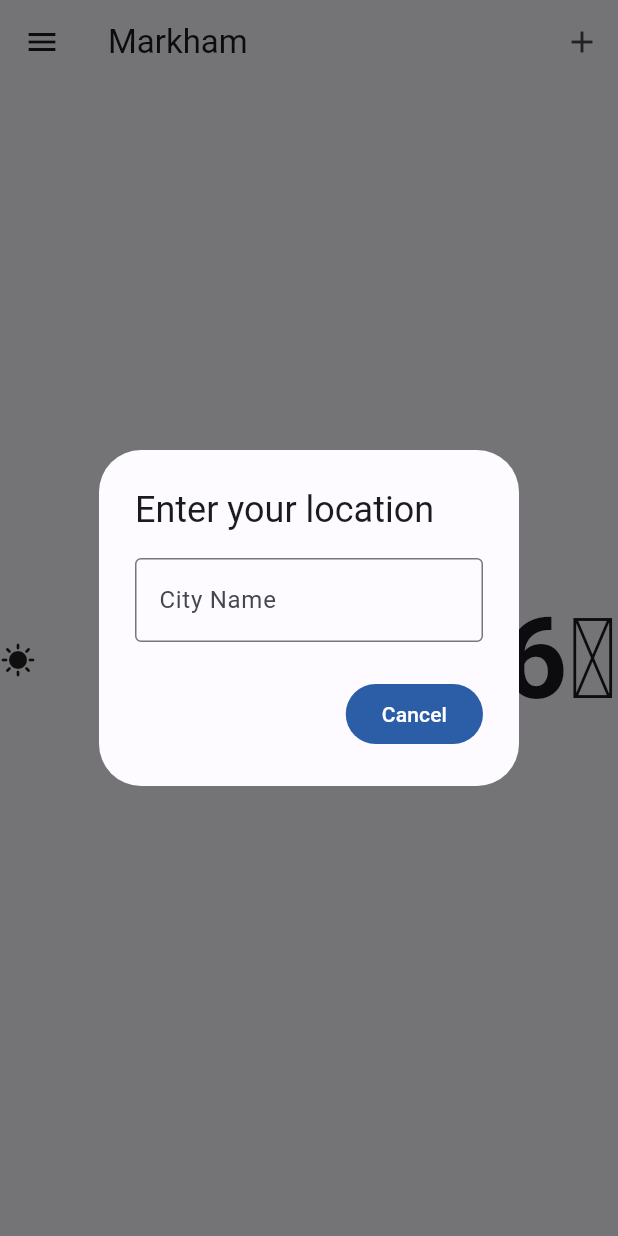
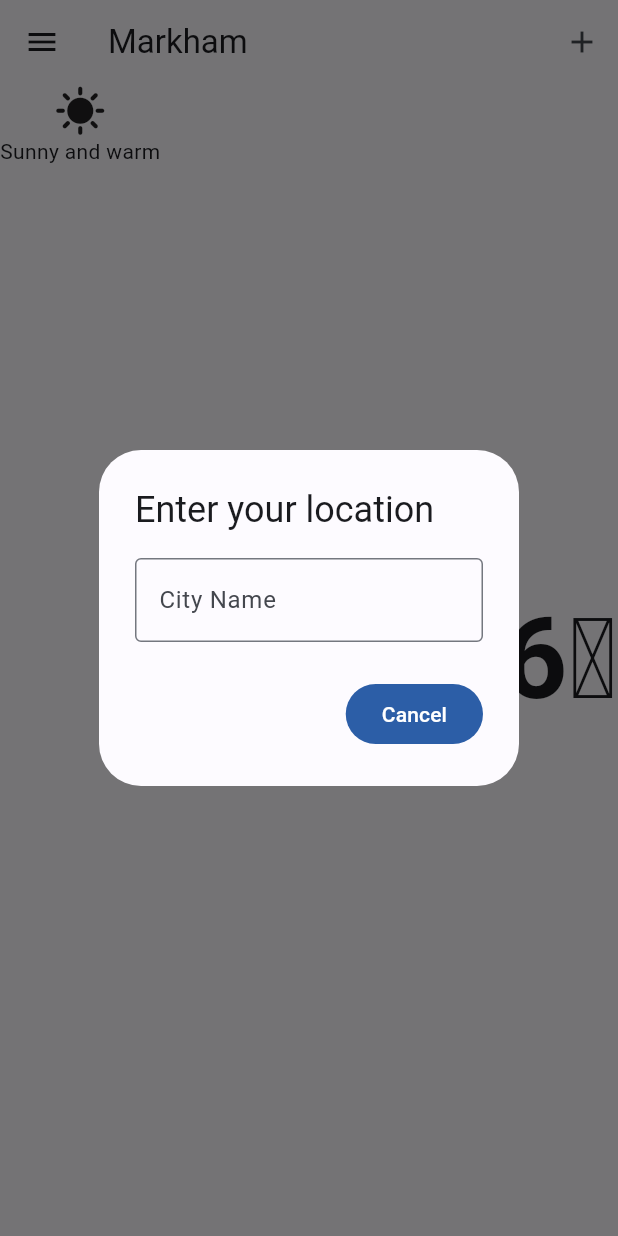
Before and after one commit to conrad-mo/weatherapp, a Flutter app: the screen it shows after launch, after a tap on the "add" icon, on a phone screen of 412 x 824 dp. Run offline on Flutter 3.47's test engine with Material 2 defaults, Android fonts, the light colour scheme and no system bars.

```diff
--- a/lib/components/weatherlabel.dart
+++ b/lib/components/weatherlabel.dart
@@ -11,11 +11,21 @@ class _WeatherLabelState extends State<WeatherLabel> {
   @override
   Widget build(BuildContext context) {
     return Row(
+      mainAxisAlignment: MainAxisAlignment.start,
       children: <Widget>[
-        const Icon(
-          Icons.sunny,
-          size: 24.0,
-          semanticLabel: 'Weather icon',
+        Column(
+          mainAxisAlignment: MainAxisAlignment.start,
+          children: const [
+            Icon(
+              Icons.sunny,
+              size: 35.0,
+              semanticLabel: 'Weather icon',
+            ),
+            Positioned(
+              bottom: 1,
+              child: Text('Sunny and warm'),
+            ),
+          ],
         ),
         const Spacer(),
         const SizedBox(height: 20),
--- a/lib/weatherpage.dart
+++ b/lib/weatherpage.dart
@@ -13,7 +13,7 @@ class _WeatherHomeState extends State<WeatherHome> {
   Widget build(BuildContext context) {
     return Scaffold(
       body: Container(
-        alignment: Alignment.center,
+        alignment: Alignment.topCenter,
         //margin: EdgeInsets.all(24),
         child: const SafeArea(
           child: wlabel.WeatherLabel(),
--- a/pubspec.yaml
+++ b/pubspec.yaml
@@ -14,7 +14,7 @@ dependencies:
 dev_dependencies:
   flutter_test:
     sdk: flutter
-  flutter_lints: ^2.0.0
+  flutter_lints:
   flutter_launcher_icons:
 
 flutter:
```
Also changed, not shown: assets/icon.png, 26 other files.
